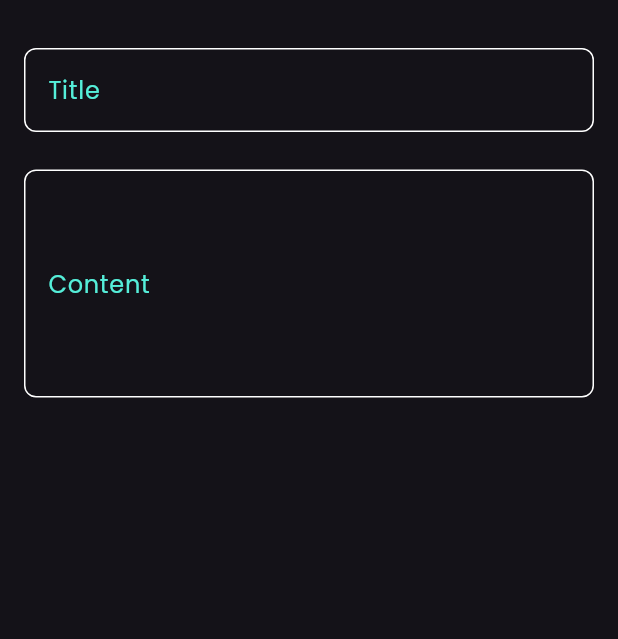
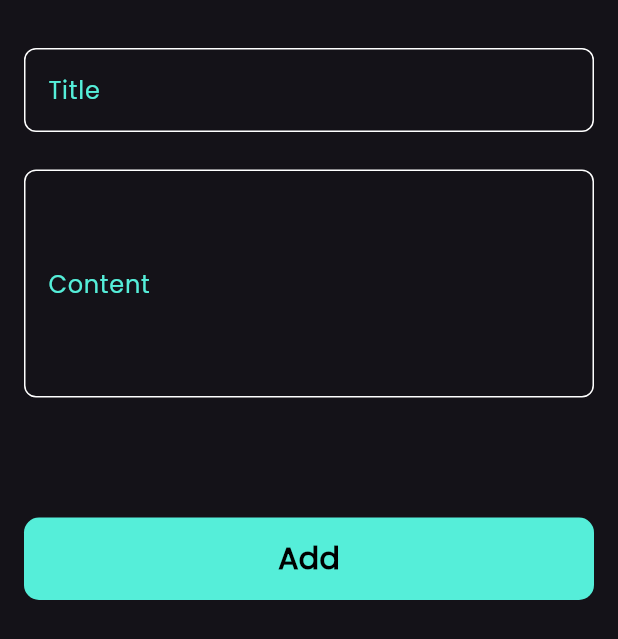
Before and after one commit to Hamza8008/notes_app, a Flutter app: the AddNoteBottomSheet widget shown alone on an empty page, opened directly, on a phone screen of 412 x 824 dp. Shown: the top 639 px of the screen. Run offline on Flutter 3.47's test engine with Material 3 defaults, Android fonts, the phone set to English and light mode, and no system bars; our stand-ins replace font_awesome_flutter.

Commit message:
finish notes bottom sheet

```diff
--- a/lib/Widgets/add_note_bottom_sheet.dart
+++ b/lib/Widgets/add_note_bottom_sheet.dart
@@ -1,4 +1,5 @@
 import 'package:flutter/material.dart';
+import 'package:noteapp/Widgets/custom_bottom.dart';
 import 'package:noteapp/Widgets/custom_text_field.dart';
 
 class AddNoteBottomSheet extends StatelessWidget {
@@ -10,6 +11,7 @@ class AddNoteBottomSheet extends StatelessWidget {
       padding: const EdgeInsets.symmetric(
         horizontal: 16,
       ),
+      child: SingleChildScrollView(
         child: Column(
           children: [
             SizedBox(
@@ -25,7 +27,15 @@ class AddNoteBottomSheet extends StatelessWidget {
               labelText: 'Content',
               maxLines: 5,
             ),
+            SizedBox(
+              height: 80,
+            ),
+            CustomButtom(),
+            SizedBox(
+              height: 16,
+            ),
           ],
+        ),
       ),
     );
   }
--- /dev/null
+++ b/lib/Widgets/custom_bottom.dart
@@ -0,0 +1,28 @@
+import 'package:flutter/material.dart';
+import 'package:noteapp/constansts.dart';
+
+class CustomButtom extends StatelessWidget {
+  const CustomButtom({super.key});
+
+  @override
+  Widget build(BuildContext context) {
+    return Container(
+      width: MediaQuery.of(context).size.width,
+      height: 55,
+      decoration: BoxDecoration(
+        color: kPrimaryColor,
+        borderRadius: BorderRadius.circular(10),
+      ),
+      child: Center(
+        child: Text(
+          'Add',
+          style: TextStyle(
+            color: Colors.black,
+            fontSize: 20,
+            fontWeight: FontWeight.bold,
+          ),
+        ),
+      ),
+    );
+  }
+}
```
Lines whose indentation alone changed are shown as unchanged.
